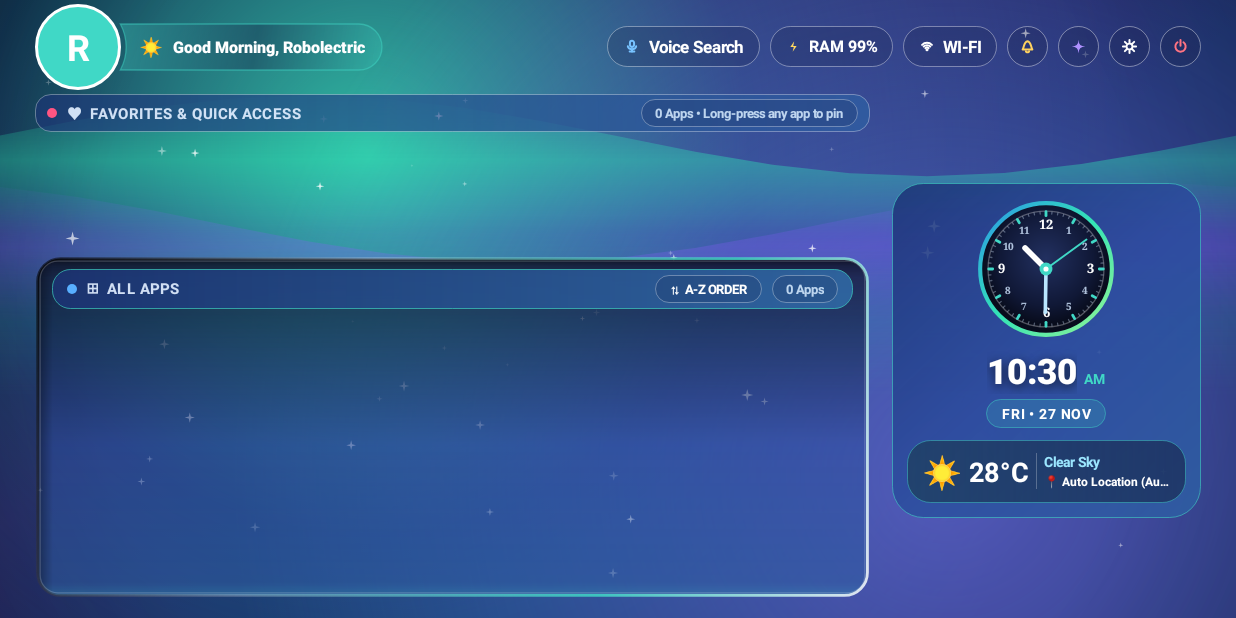
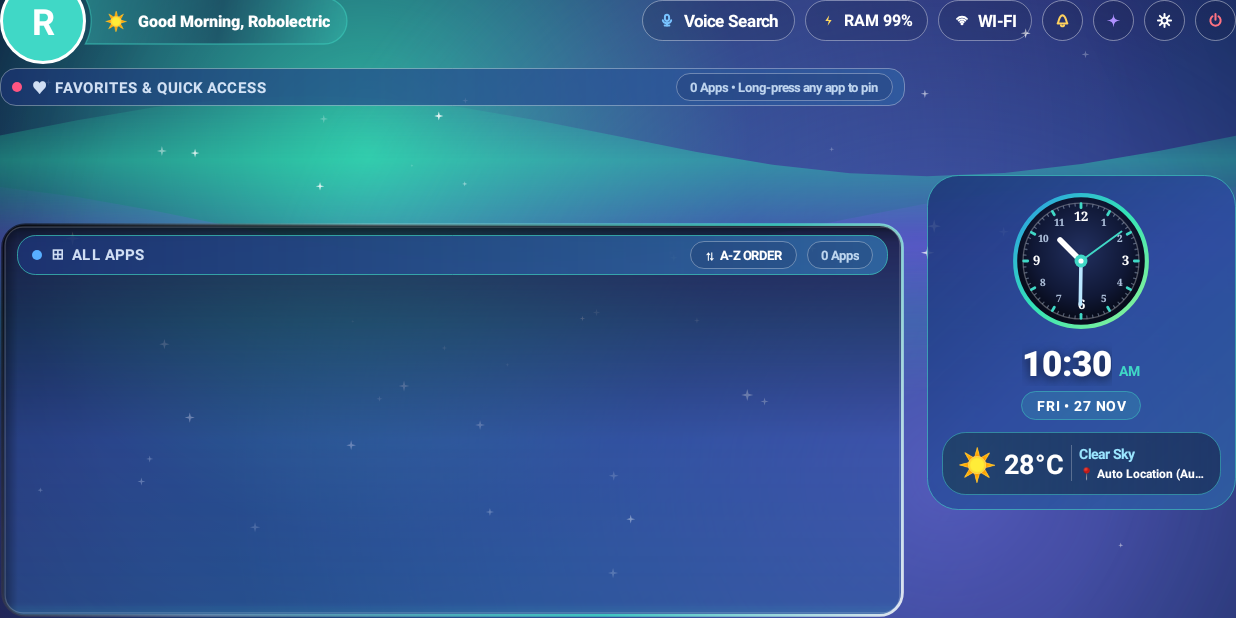
Before and after one commit to Nivas7557/shree_tvhome, an Android app: the screen it shows after launch (MainActivity), on a phone screen of 824 x 412 dp (held sideways). Run offline under Robolectric (Android 15) with nearby library versions, the phone set to English and light mode, and no system bars; pictures from the network do not load; 5 statements that could not run were skipped.

Commit message:
Update HomeScreen.kt

```diff
--- a/app/src/main/java/shree/tvhome/HomeScreen.kt
+++ b/app/src/main/java/shree/tvhome/HomeScreen.kt
@@ -47,21 +47,16 @@ class HomeScreen(
         clipChildren = false
         clipToPadding = false
         val hPad = LayoutMetrics.screenHorizontalPadding(context)
-        val vPad = LayoutMetrics.screenVerticalPadding(context)
-        val barHeight = LayoutMetrics.dynamicSpace(
-            context,
-            ratio = Themes.HEADER_BAR_HEIGHT_RATIO,
-            minDp = Themes.HEADER_BAR_MIN_DP,
-            maxDp = Themes.HEADER_BAR_MAX_DP,
-            horizontal = false
-        )
-        val avatarOverhangRatio = (Themes.AVATAR_SIZE_MULTIPLIER - 1f) / 2f
-        val topAvatarPad = maxOf(vPad, (barHeight * (avatarOverhangRatio + 0.10f)).toInt())
-        val bottomAvatarGap = (barHeight * (avatarOverhangRatio + 0.12f)).toInt()
-        val bandGap = LayoutMetrics.dynamicSpace(context, ratio = 0.012f, minDp = 8, maxDp = 14, horizontal = false)
-        setPadding(hPad, topAvatarPad, hPad, vPad / 2)
+        val hPad = LayoutMetrics.screenHorizontalPadding(context)
+        val topBarHeight = LayoutMetrics.dynamicSpace(context, ratio = Themes.HEADER_BAR_HEIGHT_RATIO, minDp = Themes.HEADER_BAR_MIN_DP, maxDp = Themes.HEADER_BAR_MAX_DP, horizontal = false)
+        val topAvatarPad = (topBarHeight * Themes.AVATAR_TOP_CLEARANCE_RATIO).toInt()
+        val bottomAvatarGap = (topBarHeight * Themes.AVATAR_BOTTOM_GAP_RATIO).toInt()
+        val bandGap = LayoutMetrics.dynamicSpace(context, ratio = Themes.SHELF_BAND_GAP_RATIO, minDp = 8, maxDp = 16, horizontal = false)
+        val bottomScreenPad = LayoutMetrics.dynamicSpace(context, ratio = 0.020f, minDp = 10, maxDp = 22, horizontal = false)
+        setPadding(hPad, topAvatarPad, hPad, bottomScreenPad)
         topBar = TopHeaderBar(context, settings, callbacks)
-        addView(topBar, LayoutParams(-1, barHeight).apply { bottomMargin = bottomAvatarGap })
+        addView(topBar, LayoutParams(-1, topBarHeight).apply { bottomMargin = bottomAvatarGap })
+
         contentArea = FrameLayout(context).apply {
             clipChildren = false
             clipToPadding = false
@@ -164,7 +159,7 @@ class HomeScreen(
         }
         favHScroll.addView(favRow)
         favSection.addView(favHScroll)
-        val favBandMaxH = LayoutMetrics.dynamicSpace(context, ratio = 0.21f, minDp = 118, maxDp = 168, horizontal = false)
+        val favBandMaxH = LayoutMetrics.dynamicSpace(context, ratio = Themes.FAV_BAND_HEIGHT_RATIO, minDp = 112, maxDp = 162, horizontal = false)
         bodyContainer.addView(favSection, LayoutParams(-1, favBandMaxH).apply { bottomMargin = bandGap })
         val shelfPadH = LayoutMetrics.dynamicSpace(context, ratio = 0.014f, minDp = 12, maxDp = 22, horizontal = true)
         val shelfPadV = LayoutMetrics.dynamicSpace(context, ratio = 0.012f, minDp = 10, maxDp = 18, horizontal = false)
```
